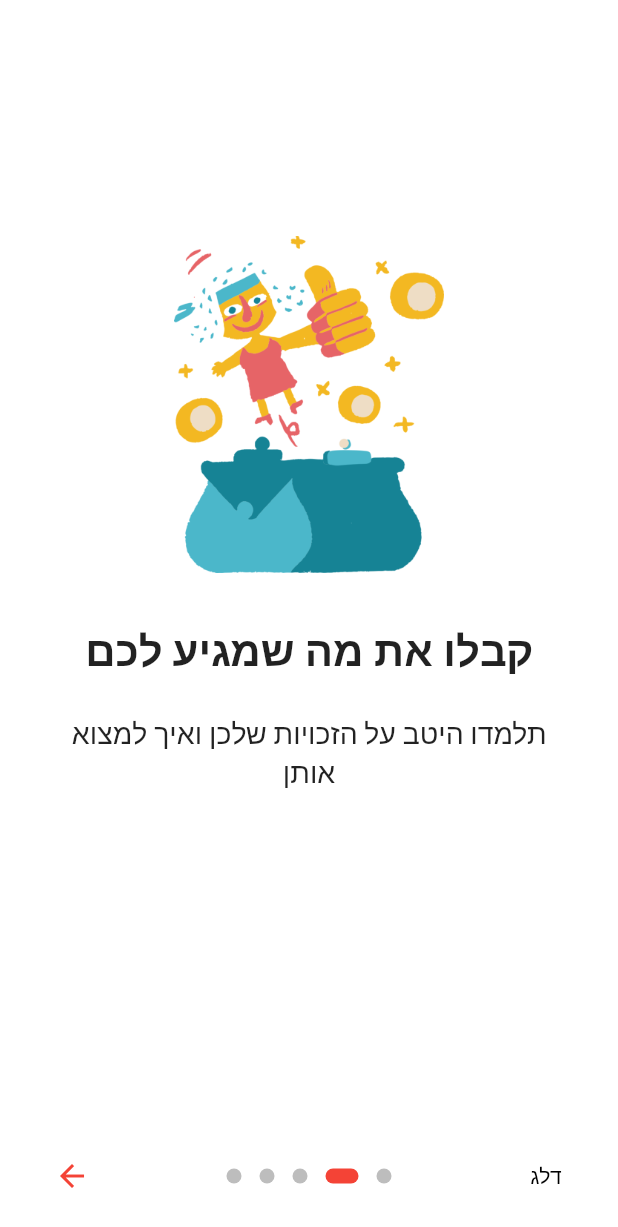
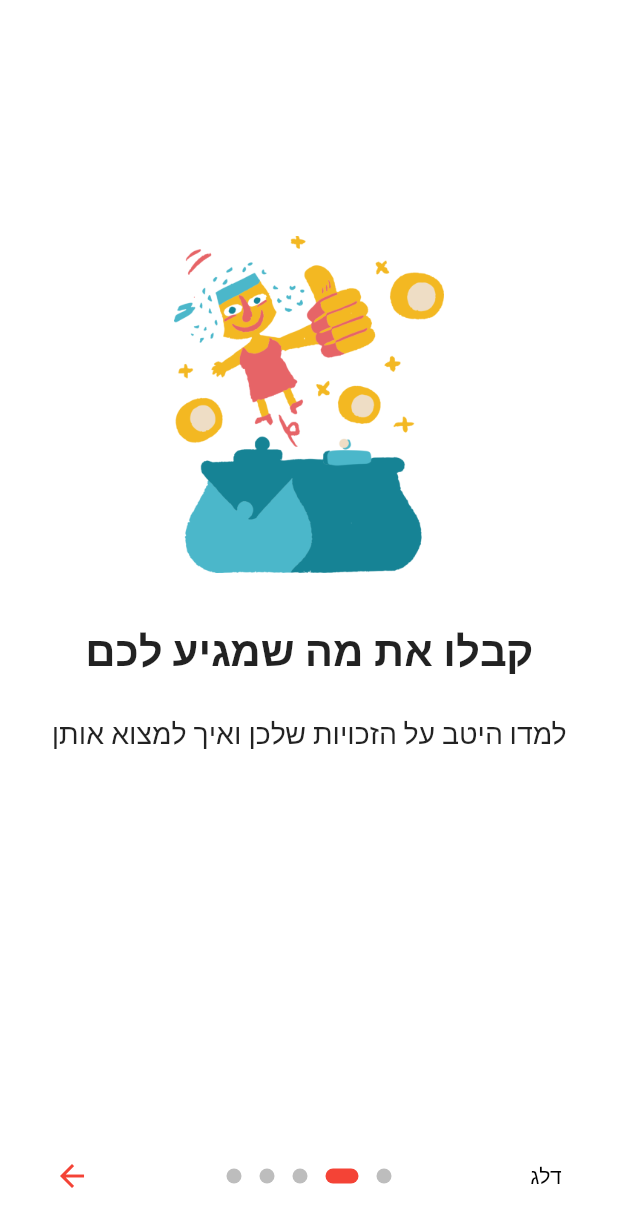
Before and after one commit to atefsawaed/hackathonapp, a Flutter app: the screen it shows after launch, swiped to page 2, on a phone screen of 412 x 824 dp. Shown: the top 1227 px of the screen. Run offline on Flutter 3.47's test engine with Material 2 defaults, Android fonts, the phone set to English and light mode, and no system bars; drawn by our look-alikes of introduction_screen; our stand-ins replace awesome_dialog, flutter_markdown, flutter_svg, google_fonts, loading_indicator, step_progress_indicator and 1 more; missing offline and left inert: flutter_animated_button, slimy_card; Roboto replaces fonts that are missing (Alef).

Commit message:
Update introduction_screen.dart

```diff
--- a/lib/screens/introduction_screen.dart
+++ b/lib/screens/introduction_screen.dart
@@ -128,14 +128,14 @@ class _OnBoardingPageState extends State<OnBoardingPage> {
         ),
         PageViewModel(
           title: "קבלו את מה שמגיע לכם",
-          body: "תלמדו היטב על הזכויות שלכן ואיך למצוא אותן",
+          body: "למדו היטב על הזכויות שלכן ואיך למצוא אותן",
           image: _buildImage('intro_2', 180),
           decoration: pageDecoration,
         ),
         PageViewModel(
           title: "המלצות מותאמות אישית!",
           body:
-              "על פי המידע שנקבל מכם, אנו נתאים עבורכם המלצות שיעזרו לכן להתנהל כלכלית!",
+              "על פי המידע שנקבל מכם, אנו נתאים עבורכם המלצות שיעזרו לכם להתנהל כלכלית!",
           image: _buildImage('intro_3', 250),
           decoration: pageDecoration,
         ),
```
